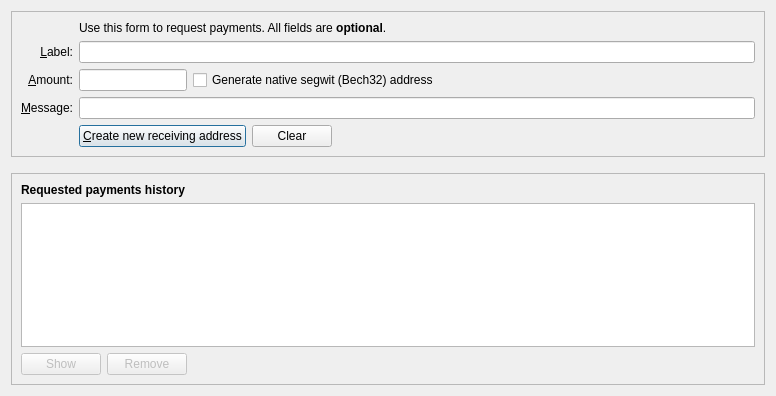
The window that src/qt/forms/receivecoinsdialog.ui (caffeine239/bitcoin) describes before a commit, drawn with Qt 5.
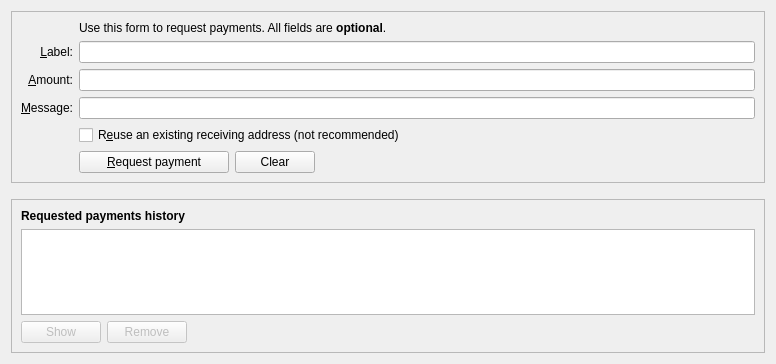
The same window after the commit. Icons and pictures are not drawn. Custom widgets are drawn as their Qt base class.

What changed in the file:
```diff
--- a/src/qt/forms/receivecoinsdialog.ui
+++ b/src/qt/forms/receivecoinsdialog.ui
@@ -1,13 +1,13 @@
 <?xml version="1.0" encoding="UTF-8"?>
 <ui version="4.0">
  <class>ReceiveCoinsDialog</class>
- <widget class="QDialog" name="ReceiveCoinsDialog">
+ <widget class="QWidget" name="ReceiveCoinsDialog">
   <property name="geometry">
    <rect>
     <x>0</x>
     <y>0</y>
     <width>776</width>
-    <height>396</height>
+    <height>364</height>
    </rect>
   </property>
   <layout class="QVBoxLayout" name="verticalLayout" stretch="0,0,1">
@@ -28,19 +28,20 @@
      <layout class="QVBoxLayout" name="verticalLayout_3">
       <item>
        <layout class="QGridLayout" name="gridLayout">
-        <item row="5" column="0">
-         <widget class="QLabel" name="label">
+        <item row="7" column="2">
+         <widget class="QCheckBox" name="reuseAddress">
           <property name="toolTip">
-           <string>An optional amount to request. Leave this empty or zero to not request a specific amount.</string>
+           <string>Reuse one of the previously used receiving addresses. Reusing addresses has security and privacy issues. Do not use this unless re-generating a payment request made before.</string>
           </property>
           <property name="text">
-           <string>&amp;Amount:</string>
+           <string>R&amp;euse an existing receiving address (not recommended)</string>
           </property>
-          <property name="alignment">
-           <set>Qt::AlignRight|Qt::AlignTrailing|Qt::AlignVCenter</set>
-          </property>
-          <property name="buddy">
-           <cstring>reqAmount</cstring>
+         </widget>
+        </item>
+        <item row="7" column="0">
+         <widget class="QLabel" name="label_4">
+          <property name="text">
+           <string/>
           </property>
          </widget>
         </item>
@@ -63,7 +64,14 @@
         <item row="4" column="2">
          <widget class="QLineEdit" name="reqLabel">
           <property name="toolTip">
-           <string>An optional label to associate with the new receiving address (used by you to identify an invoice).  It is also attached to the payment request.</string>
+           <string>An optional label to associate with the new receiving address.</string>
+          </property>
+         </widget>
+        </item>
+        <item row="6" column="2">
+         <widget class="QLineEdit" name="reqMessage">
+          <property name="toolTip">
+           <string>An optional message to attach to the payment request, which will be displayed when the request is opened. Note: The message will not be sent with the payment over the Bitcoin network.</string>
           </property>
          </widget>
         </item>
@@ -90,14 +98,36 @@
           </property>
          </widget>
         </item>
-        <item row="6" column="2">
-         <widget class="QLineEdit" name="reqMessage">
+        <item row="5" column="0">
+         <widget class="QLabel" name="label">
           <property name="toolTip">
-           <string>An optional message that is attached to the payment request and may be displayed to the sender.</string>
+           <string>An optional amount to request. Leave this empty or zero to not request a specific amount.</string>
           </property>
+          <property name="text">
+           <string>&amp;Amount:</string>
+          </property>
+          <property name="alignment">
+           <set>Qt::AlignRight|Qt::AlignTrailing|Qt::AlignVCenter</set>
+          </property>
+          <property name="buddy">
+           <cstring>reqAmount</cstring>
+          </property>
          </widget>
         </item>
-        <item row="7" column="2">
+        <item row="5" column="2">
+         <widget class="BitcoinAmountField" name="reqAmount">
+          <property name="minimumSize">
+           <size>
+            <width>80</width>
+            <height>0</height>
+           </size>
+          </property>
+          <property name="toolTip">
+           <string>An optional amount to request. Leave this empty or zero to not request a specific amount.</string>
+          </property>
+         </widget>
+        </item>
+        <item row="8" column="2">
          <layout class="QHBoxLayout" name="horizontalLayout">
           <item>
            <widget class="QPushButton" name="receiveButton">
@@ -108,18 +138,12 @@
              </size>
             </property>
             <property name="text">
-             <string>&amp;Create new receiving address</string>
+             <string>&amp;Request payment</string>
             </property>
             <property name="icon">
              <iconset resource="../bitcoin.qrc">
               <normaloff>:/icons/receiving_addresses</normaloff>:/icons/receiving_addresses</iconset>
             </property>
-            <property name="autoDefault">
-             <bool>false</bool>
-            </property>
-            <property name="default">
-             <bool>true</bool>
-            </property>
            </widget>
           </item>
           <item>
@@ -160,80 +184,13 @@
           </item>
          </layout>
         </item>
-        <item row="7" column="0">
+        <item row="8" column="0">
          <widget class="QLabel" name="label_7">
           <property name="text">
            <string/>
           </property>
          </widget>
         </item>
-        <item row="5" column="2">
-         <layout class="QHBoxLayout" name="horizontalLayout_6">
-          <item>
-           <widget class="BitcoinAmountField" name="reqAmount">
-            <property name="sizePolicy">
-             <sizepolicy hsizetype="Fixed" vsizetype="Fixed">
-              <horstretch>0</horstretch>
-              <verstretch>0</verstretch>
-             </sizepolicy>
-            </property>
-            <property name="minimumSize">
-             <size>
-              <width>80</width>
-              <height>0</height>
-             </size>
-            </property>
-            <property name="maximumSize">
-             <size>
-              <width>1000</width>
-              <height>100</height>
-             </size>
-            </property>
-            <property name="toolTip">
-             <string>An optional amount to request. Leave this empty or zero to not request a specific amount.</string>
-            </property>
-           </widget>
-          </item>
-          <item>
-           <widget class="QCheckBox" name="useBech32">
-            <property name="sizePolicy">
-             <sizepolicy hsizetype="Fixed" vsizetype="Fixed">
-              <horstretch>0</horstretch>
-              <verstretch>0</verstretch>
-             </sizepolicy>
-            </property>
-            <property name="maximumSize">
-             <size>
-              <width>1000</width>
-              <height>16777215</height>
-             </size>
-            </property>
-            <property name="focusPolicy">
-             <enum>Qt::StrongFocus</enum>
-            </property>
-            <property name="toolTip">
-             <string>Native segwit addresses (aka Bech32 or BIP-173) reduce your transaction fees later on and offer better protection against typos, but old wallets don't support them. When unchecked, an address compatible with older wallets will be created instead.</string>
-            </property>
-            <property name="text">
-             <string>Generate native segwit (Bech32) address</string>
-            </property>
-           </widget>
-          </item>
-          <item>
-           <spacer name="horizontalSpacer_3">
-            <property name="orientation">
-             <enum>Qt::Horizontal</enum>
-            </property>
-            <property name="sizeHint" stdset="0">
-             <size>
-              <width>0</width>
-              <height>0</height>
-             </size>
-            </property>
-           </spacer>
-          </item>
-         </layout>
-        </item>
        </layout>
       </item>
      </layout>
```
Left out of the diff: 4 changed lines with no effect on the pictures.
